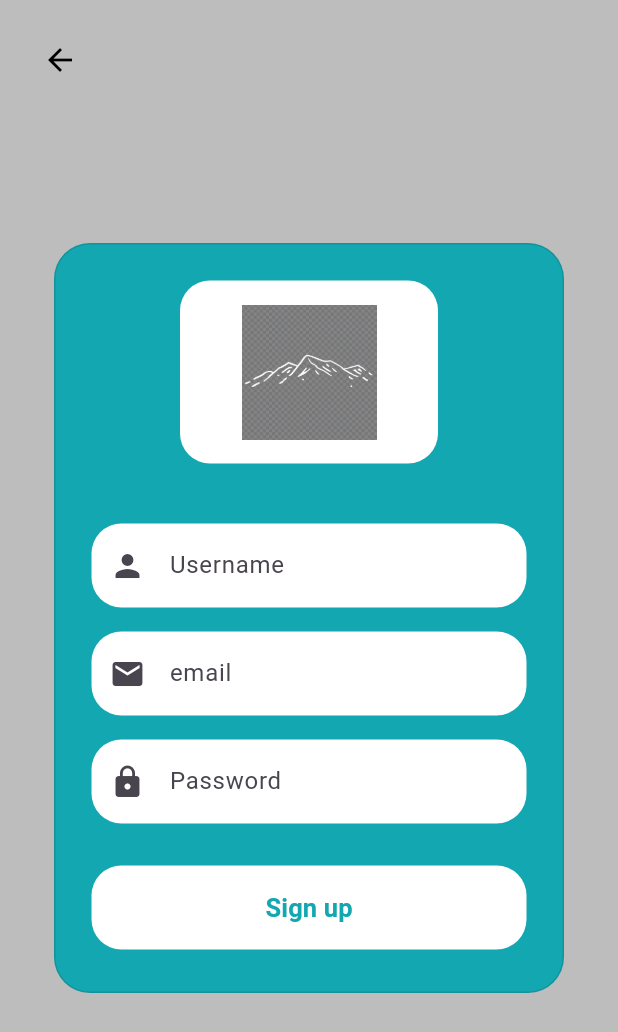
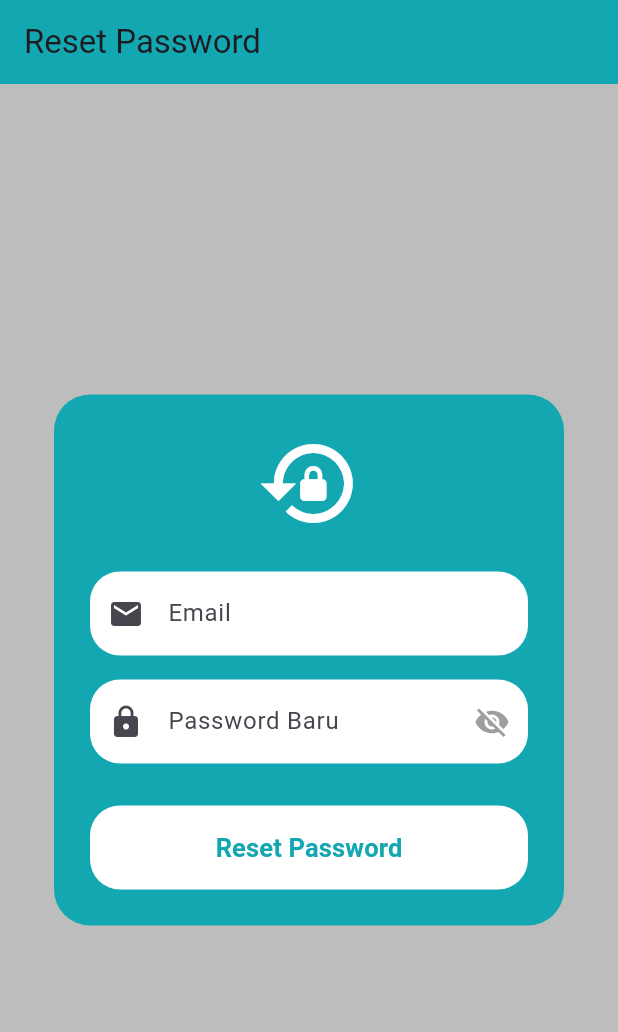
Before and after one commit to shendy12/jelajahbaturaden, a Flutter app: the screen it shows after launch, on a phone screen of 412 x 824 dp. Shown: the top 1032 px of the screen. Run offline on Flutter 3.47's test engine with Material 3 defaults, Android fonts, the phone set to English and light mode, and no system bars.

Commit message:
form reset password Fixes #3

```diff
--- a/lib/konstanta.dart
+++ b/lib/konstanta.dart
@@ -1 +1 @@
-const baseUrl = 'https://8b4c-103-47-133-102.ngrok-free.app/';
+const baseUrl = 'https://ce3d-103-47-133-102.ngrok-free.app/';
--- a/lib/login/addpengguna.dart
+++ b/lib/login/addpengguna.dart
@@ -14,7 +14,7 @@ class _PenggunaFormState extends State<PenggunaForm> {
   final TextEditingController passwordController = TextEditingController();
   final TextEditingController usernameController = TextEditingController();
 
-  Future<void> addPengguna() async {
+  Future<void>  addPengguna() async {
     var url = Uri.parse('${baseUrl}pengguna/add');
     var response = await http.post(
       url,
--- a/lib/login/login.dart
+++ b/lib/login/login.dart
@@ -61,7 +61,7 @@ class _PageLoginState extends State<PageLogin> {
                   onPressed: () {
                     Navigator.push(context,
                     MaterialPageRoute(
-                      builder: (context) => Reset(),
+                      builder: (context) => ResetPasswordForm(),
                     ));
                   },
                   child: const Text('Reset Password'),
--- a/lib/login/reset.dart
+++ b/lib/login/reset.dart
@@ -1,44 +1,165 @@
 import 'package:flutter/material.dart';
+import 'package:http/http.dart' as http;
+import 'dart:convert';
+import '/konstanta.dart';
 
-class Reset extends StatefulWidget {
+class ResetPasswordForm extends StatefulWidget {
   @override
-  State<Reset> createState() => _ResetState();
+  _ResetPasswordFormState createState() => _ResetPasswordFormState();
 }
 
-class _ResetState extends State<Reset> {
+class _ResetPasswordFormState extends State<ResetPasswordForm> {
+  final _formKey = GlobalKey<FormState>();
   final TextEditingController emailController = TextEditingController();
+  final TextEditingController passwordBaruController = TextEditingController();
+  bool isLoading = false;
+  bool showPassword = false;
+
+  Future<void> resetPassword() async {
+    setState(() {
+      isLoading = true;
+    });
+    var url = Uri.parse('${baseUrl}reset/reset');
+    try {
+      var response = await http.post(
+        url,
+        headers: {'Content-Type': 'application/json'},
+        body: json.encode({
+          'email': emailController.text,
+          'password_baru': passwordBaruController.text,
+        }),
+      );
+      var result = json.decode(response.body);
+
+      if (response.statusCode == 200 && result['status'] == 'success') {
+        ScaffoldMessenger.of(context).showSnackBar(
+          SnackBar(content: Text('Password berhasil direset! Silakan login.')),
+        );
+        _formKey.currentState?.reset();
+      } else {
+        ScaffoldMessenger.of(context).showSnackBar(
+          SnackBar(content: Text(result['message'] ?? 'Reset password gagal')),
+        );
+      }
+    } catch (e) {
+      ScaffoldMessenger.of(context).showSnackBar(
+        SnackBar(content: Text('Terjadi error: $e')),
+      );
+    } finally {
+      setState(() {
+        isLoading = false;
+      });
+    }
+  }
 
   @override
   Widget build(BuildContext context) {
     return Scaffold(
-      backgroundColor: Colors.teal[700],
+      backgroundColor: Colors.grey[400],
       appBar: AppBar(
-        backgroundColor: Colors.teal[700],
-        elevation: 0,
-        leading: BackButton(color: Colors.white),
+        title: Text('Reset Password'),
+        backgroundColor: Color(0xFF13A7B1),
       ),
       body: Center(
+        child: SingleChildScrollView(
           child: Container(
-          padding: EdgeInsets.all(24),
-          margin: EdgeInsets.all(20),
+            width: 340,
+            padding: EdgeInsets.symmetric(horizontal: 24, vertical: 24),
             decoration: BoxDecoration(
-            color: Colors.teal[100],
-            borderRadius: BorderRadius.circular(16),
+              color: Color(0xFF13A7B1),
+              borderRadius: BorderRadius.circular(24),
             ),
+            child: Form(
+              key: _formKey,
               child: Column(
                 mainAxisSize: MainAxisSize.min,
                 children: [
-              Image.asset('assets/images/mountainblack.png', height: 100),
-              TextField(
+                  Icon(Icons.lock_reset, size: 70, color: Colors.white),
+                  SizedBox(height: 24),
+                  // Email
+                  TextFormField(
                     controller: emailController,
-                decoration: InputDecoration(labelText: 'email'),
+                    style: TextStyle(color: Colors.black),
+                    decoration: InputDecoration(
+                      labelText: 'Email',
+                      prefixIcon: Icon(Icons.email),
+                      filled: true,
+                      fillColor: Colors.white,
+                      border: OutlineInputBorder(
+                        borderRadius: BorderRadius.circular(20),
+                        borderSide: BorderSide.none,
                       ),
-              SizedBox(height: 20),
-              ElevatedButton(
-                onPressed: () {},
-                child: Text('reset'),
+                    ),
+                    validator: (value) => value == null || value.isEmpty ? 'Email wajib diisi' : null,
+                  ),
+                  SizedBox(height: 16),
+                  // Password Baru
+                  TextFormField(
+                    controller: passwordBaruController,
+                    obscureText: !showPassword,
+                    style: TextStyle(color: Colors.black),
+                    decoration: InputDecoration(
+                      labelText: 'Password Baru',
+                      prefixIcon: Icon(Icons.lock),
+                      filled: true,
+                      fillColor: Colors.white,
+                      border: OutlineInputBorder(
+                        borderRadius: BorderRadius.circular(20),
+                        borderSide: BorderSide.none,
+                      ),
+                      suffixIcon: IconButton(
+                        icon: Icon(
+                          showPassword ? Icons.visibility : Icons.visibility_off,
+                          color: Colors.grey,
+                        ),
+                        onPressed: () {
+                          setState(() {
+                            showPassword = !showPassword;
+                          });
+                        },
+                      ),
+                    ),
+                    validator: (value) => value == null || value.isEmpty ? 'Password baru wajib diisi' : null,
+                  ),
+                  SizedBox(height: 28),
+                  SizedBox(
+                    width: double.infinity,
+                    child: ElevatedButton(
+                      style: ElevatedButton.styleFrom(
+                        padding: EdgeInsets.symmetric(vertical: 16),
+                        shape: RoundedRectangleBorder(
+                          borderRadius: BorderRadius.circular(20),
+                        ),
+                        backgroundColor: Colors.white,
+                        foregroundColor: Color(0xFF13A7B1),
+                        elevation: 0,
+                      ),
+                      onPressed: isLoading
+                          ? null
+                          : () {
+                              if (_formKey.currentState!.validate()) {
+                                resetPassword();
+                              }
+                            },
+                      child: isLoading
+                          ? SizedBox(
+                              height: 20,
+                              width: 20,
+                              child: CircularProgressIndicator(strokeWidth: 2, color: Color(0xFF13A7B1)),
+                            )
+                          : Text(
+                              'Reset Password',
+                              style: TextStyle(
+                                fontWeight: FontWeight.bold,
+                                fontSize: 17,
+                                color: Color(0xFF13A7B1),
+                              ),
+                            ),
+                    ),
                   ),
                 ],
+              ),
+            ),
           ),
         ),
       ),
```
Also changed, not shown: lib/login/registerproses.dart (deleted, +0 -33 lines), lib/main.dart (+4 -4 lines). Lines whose indentation alone changed are shown as unchanged.
